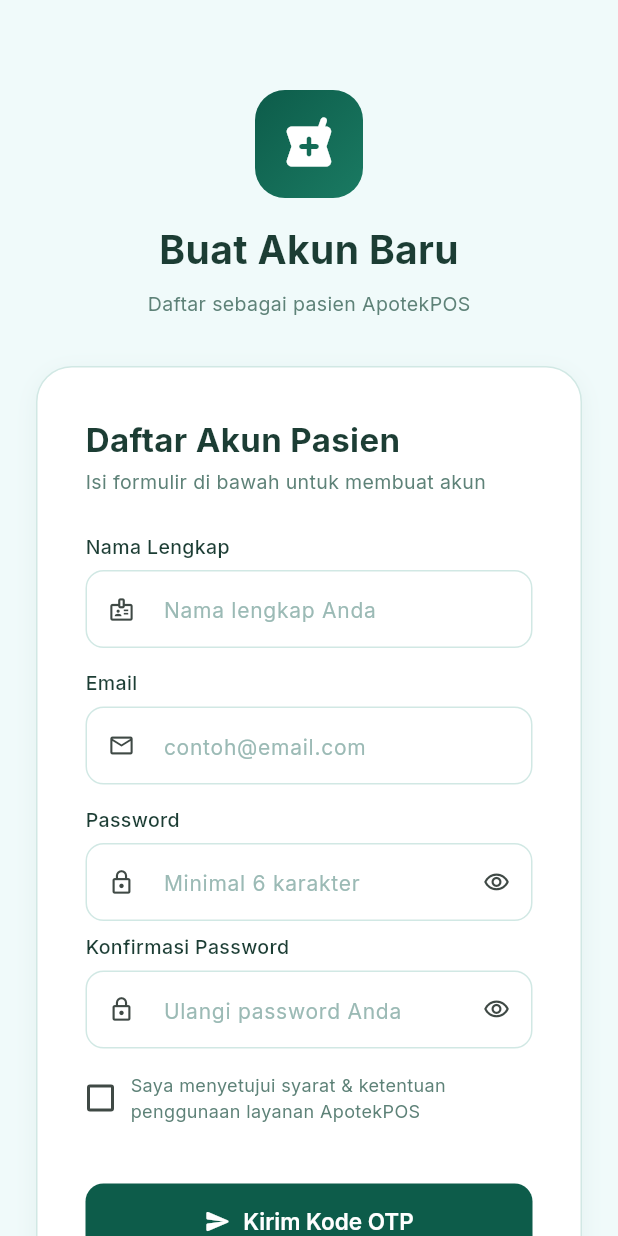
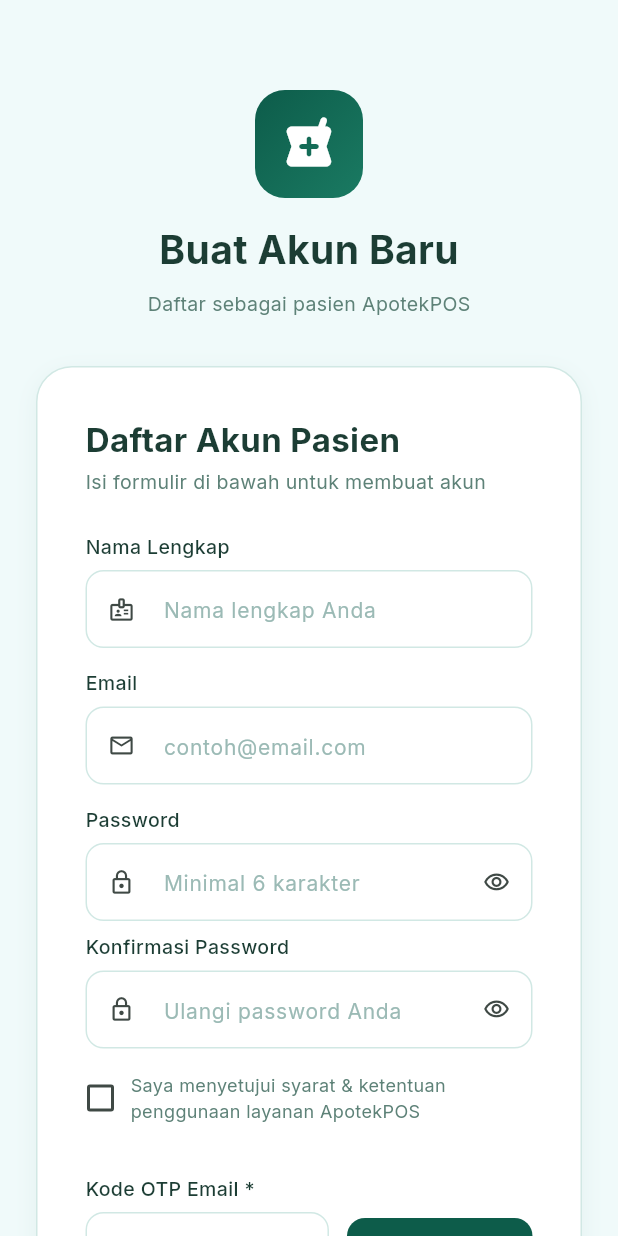
Before and after one commit to Reik11/apotek-pos, a Flutter app: the RegisterScreen screen opened by its route, on a phone screen of 412 x 824 dp. Run offline on Flutter 3.47's test engine with Material 3 defaults, Android fonts, the phone set to English and light mode, and no system bars; our stand-ins replace dio, fl_chart, flutter_riverpod, flutter_secure_storage, go_router, google_fonts and 5 more; missing offline and left inert: google_mlkit_text_recognition; accounts and stored records are empty.

Commit message:
feat(auth): restructure register screen to show OTP field and Kirim OTP button side-by-side

```diff
--- a/apotek_web/lib/features/auth/screens/register_screen.dart
+++ b/apotek_web/lib/features/auth/screens/register_screen.dart
@@ -41,7 +41,7 @@ class _RegisterScreenState extends ConsumerState<RegisterScreen> {
     super.dispose();
   }
 
-  Future<void> _handleRequestOtp() async {
+  bool _validateForm() {
     if (_nameController.text.isEmpty ||
         _emailController.text.isEmpty ||
         _passwordController.text.isEmpty ||
@@ -52,7 +52,7 @@ class _RegisterScreenState extends ConsumerState<RegisterScreen> {
           backgroundColor: AppTheme.danger,
         ),
       );
-      return;
+      return false;
     }
 
     final email = _emailController.text.trim();
@@ -63,7 +63,7 @@ class _RegisterScreenState extends ConsumerState<RegisterScreen> {
           backgroundColor: AppTheme.danger,
         ),
       );
-      return;
+      return false;
     }
 
     if (_passwordController.text != _confirmController.text) {
@@ -73,7 +73,7 @@ class _RegisterScreenState extends ConsumerState<RegisterScreen> {
           backgroundColor: AppTheme.danger,
         ),
       );
-      return;
+      return false;
     }
 
     if (_passwordController.text.length < 6) {
@@ -83,7 +83,7 @@ class _RegisterScreenState extends ConsumerState<RegisterScreen> {
           backgroundColor: AppTheme.danger,
         ),
       );
-      return;
+      return false;
     }
 
     if (!_agreeTerms) {
@@ -93,8 +93,14 @@ class _RegisterScreenState extends ConsumerState<RegisterScreen> {
           backgroundColor: AppTheme.warning,
         ),
       );
-      return;
+      return false;
     }
+
+    return true;
+  }
+
+  Future<void> _handleRequestOtp() async {
+    if (!_validateForm()) return;
 
     final success = await ref
         .read(authProvider.notifier)
@@ -112,6 +118,8 @@ class _RegisterScreenState extends ConsumerState<RegisterScreen> {
   }
 
   Future<void> _handleRegister() async {
+    if (!_validateForm()) return;
+
     if (_otpController.text.isEmpty) {
       ScaffoldMessenger.of(context).showSnackBar(
         const SnackBar(
@@ -373,30 +381,16 @@ class _RegisterScreenState extends ConsumerState<RegisterScreen> {
           ),
           const SizedBox(height: 20),
 
-          // OTP Section (muncul setelah OTP dikirim)
-          if (_otpSent) ...[
+          // OTP Section (Selalu terlihat, dengan tombol Kirim OTP di samping kanannya)
           const SizedBox(height: 14),
-            Container(
-              padding: const EdgeInsets.all(12),
-              decoration: BoxDecoration(
-                color: AppTheme.primary.withOpacity(0.06),
-                borderRadius: BorderRadius.circular(10),
-                border: Border.all(color: AppTheme.primary.withOpacity(0.3)),
-              ),
-              child: Row(
+          Row(
+            crossAxisAlignment: CrossAxisAlignment.end,
             children: [
-                  Icon(Icons.mark_email_read_outlined, color: AppTheme.primary, size: 20),
-                  const SizedBox(width: 10),
               Expanded(
-                    child: Text(
-                      'Kode OTP 6-digit telah dikirim ke ${_emailController.text}. Berlaku 5 menit.',
-                      style: TextStyle(fontSize: 12, color: AppTheme.primary),
-                    ),
-                  ),
-                ],
-              ),
-            ),
-            const SizedBox(height: 14),
+                flex: 3,
+                child: Column(
+                  crossAxisAlignment: CrossAxisAlignment.start,
+                  children: [
                     _buildLabel('Kode OTP Email *'),
                     const SizedBox(height: 6),
                     TextField(
@@ -404,46 +398,51 @@ class _RegisterScreenState extends ConsumerState<RegisterScreen> {
                       keyboardType: TextInputType.number,
                       maxLength: 6,
                       decoration: const InputDecoration(
-                hintText: '6-digit kode dari email',
+                        hintText: '6-digit kode',
                         prefixIcon: Icon(Icons.security_outlined, size: 18),
                         counterText: '',
                       ),
                     ),
                   ],
+                ),
+              ),
+              const SizedBox(width: 12),
+              SizedBox(
+                height: 48,
+                child: ElevatedButton.icon(
+                  style: ElevatedButton.styleFrom(
+                    backgroundColor: _otpSent ? AppTheme.success : null,
+                    padding: const EdgeInsets.symmetric(horizontal: 16),
+                  ),
+                  onPressed: authState.isLoading ? null : _handleRequestOtp,
+                  icon: Icon(_otpSent ? Icons.check_circle_outline : Icons.send_rounded, size: 16),
+                  label: Text(_otpSent ? 'Terkirim' : 'Kirim OTP'),
+                ),
+              ),
+            ],
+          ),
+          if (_otpSent) ...[
+            const SizedBox(height: 8),
+            Text(
+              'Kode OTP telah dikirim ke ${_emailController.text.trim()}. Berlaku 5 menit.',
+              style: const TextStyle(fontSize: 12, color: AppTheme.primary, fontWeight: FontWeight.w500),
+            ),
+          ],
 
-          const SizedBox(height: 20),
+          const SizedBox(height: 24),
 
-          // Tombol Daftar
+          // Tombol Daftar Akun
           if (authState.isLoading)
             const Center(child: CircularProgressIndicator())
-          else if (!_otpSent)
-            SizedBox(
-              width: double.infinity,
-              height: 50,
-              child: ElevatedButton.icon(
-                icon: const Icon(Icons.send_rounded, size: 18),
-                onPressed: _handleRequestOtp,
-                label: const Text('Kirim Kode OTP', style: TextStyle(fontSize: 15, fontWeight: FontWeight.w600)),
-              ),
-            )
           else
-            Column(
-              children: [
             SizedBox(
               width: double.infinity,
               height: 50,
               child: ElevatedButton.icon(
                 icon: const Icon(Icons.how_to_reg_rounded, size: 18),
                 onPressed: _handleRegister,
-                    label: const Text('Verifikasi & Daftar', style: TextStyle(fontSize: 15, fontWeight: FontWeight.w600)),
+                label: const Text('Daftar Akun', style: TextStyle(fontSize: 15, fontWeight: FontWeight.w600)),
               ),
-                ),
-                const SizedBox(height: 8),
-                TextButton(
-                  onPressed: _handleRequestOtp,
-                  child: Text('Kirim ulang OTP', style: TextStyle(fontSize: 12, color: AppTheme.textSecondary)),
-                ),
-              ],
             ),
 
           // Error
```
Lines whose indentation alone changed are shown as unchanged.
